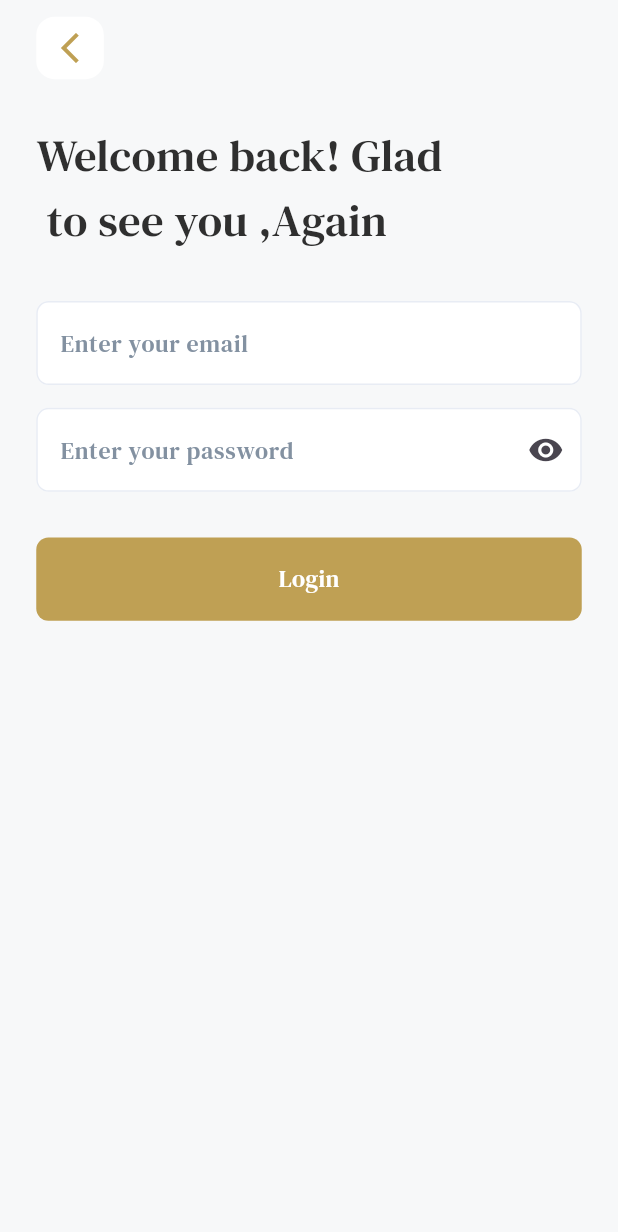
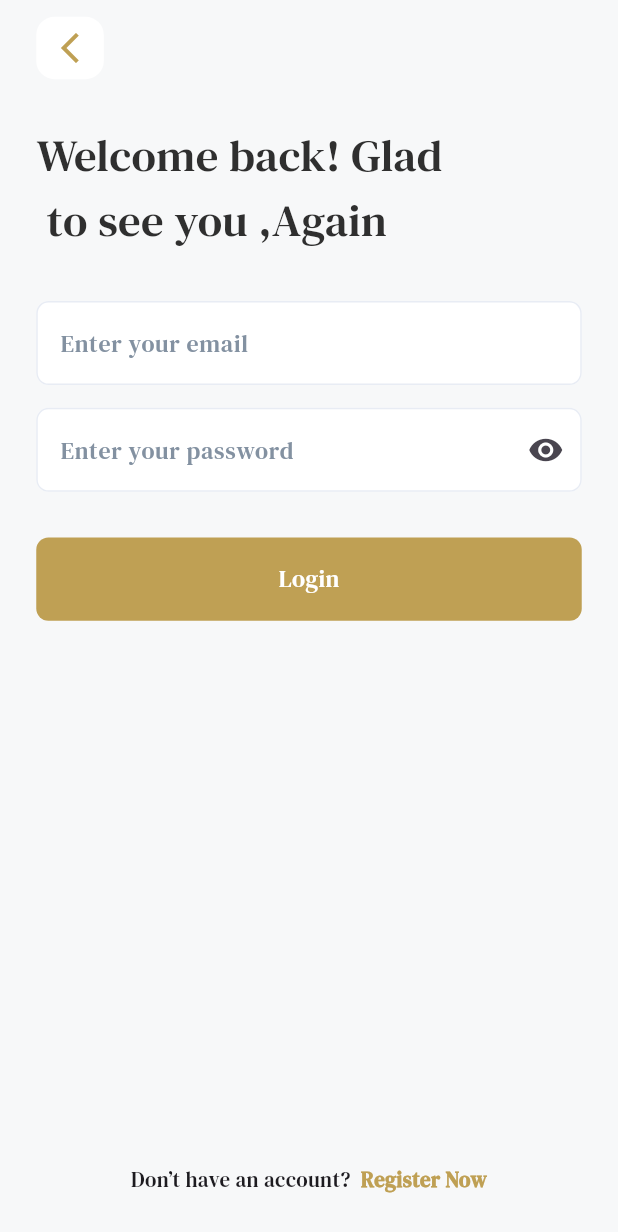
Before and after one commit to Inagdy/BookStore, a Flutter app: the screen it shows after launch, after a tap on "Login", on a phone screen of 412 x 824 dp. Shown: the top 1232 px of the screen. Run offline on Flutter 3.47's test engine with Material 3 defaults, Android fonts, the phone set to English and light mode, and no system bars; our stand-ins replace dio, easy_localization, flutter_bloc, flutter_screenutil; project files that could hold a hidden picture were left out.

Commit message:
convert to work in laptop

```diff
--- a/lib/core/routes/app_route.dart
+++ b/lib/core/routes/app_route.dart
@@ -1,6 +1,6 @@
 class AppRoute {
   static const String loginScreen = "login_screen";
-  static const String registerScreen = "register_screen";
   static const String homeScreen = "HomeScreen";
   static const String welcomeScreen = "welcome_screen";
+  static const String registerScreen = "register_screen";
 }
--- a/lib/core/routes/app_router.dart
+++ b/lib/core/routes/app_router.dart
@@ -2,6 +2,7 @@ import 'package:bookkia/core/routes/app_route.dart';
 import 'package:bookkia/feature/Home/presentation/ui/home_screen.dart';
 import 'package:bookkia/feature/auth/presentation/cubit/auth_cubit.dart';
 import 'package:bookkia/feature/auth/presentation/login_sceen.dart';
+import 'package:bookkia/feature/auth/presentation/registerd_screen.dart';
 import 'package:bookkia/feature/welcome/presentation/ui/welcome_screen.dart';
 import 'package:flutter/material.dart';
 import 'package:flutter_bloc/flutter_bloc.dart';
@@ -16,12 +17,12 @@ class AppRouter {
             child: LoginSceen(),
           ),
         );
-      case AppRoute.registerScreen:
-        return MaterialPageRoute(builder: (_) => LoginSceen());
       case AppRoute.homeScreen:
         return MaterialPageRoute(builder: (_) => HomeScreen());
       case AppRoute.welcomeScreen:
         return MaterialPageRoute(builder: (_) => WelcomeScreen());
+      case AppRoute.registerScreen:
+        return MaterialPageRoute(builder: (_) => RegisterdScreen());
       default:
         return null;
     }
--- /dev/null
+++ b/lib/core/widget/auth_button_text.dart
@@ -0,0 +1,41 @@
+import 'package:bookkia/core/theme/app_colors.dart';
+import 'package:flutter/material.dart';
+
+class AuthButtonText extends StatelessWidget {
+  const AuthButtonText({
+    super.key,
+    required this.leftText,
+    required this.rigthText,
+    this.onRigthTap,
+    this.leftStyle,
+    this.rigthStyle,
+  });
+
+  final String leftText;
+  final String rigthText;
+  final VoidCallback? onRigthTap;
+  final TextStyle? leftStyle;
+  final TextStyle? rigthStyle;
+
+  @override
+  Widget build(BuildContext context) {
+
+    return Wrap(
+      crossAxisAlignment: WrapCrossAlignment.center,
+      children: [
+        Text(leftText, style: leftStyle),
+        GestureDetector(
+          onTap: onRigthTap,
+          child: Text(
+            rigthText,
+            style: rigthStyle ??
+                TextStyle(
+                  color: AppColors.mainColor,
+                  fontWeight: FontWeight.bold,
+                ),
+          ),
+        ),
+      ],
+    );
+  }
+}
--- a/lib/core/widget/custome_text_form_feild.dart
+++ b/lib/core/widget/custome_text_form_feild.dart
@@ -8,7 +8,13 @@ class CustomeTextFormFeild extends StatefulWidget {
   final bool isPassword;
   final String? Function(String?)? validator;
   final TextEditingController controller;
-  const CustomeTextFormFeild({super.key, this.hintText,this.isPassword=false, this.validator, required this.controller});
+  const CustomeTextFormFeild({
+    super.key,
+    this.hintText,
+    this.isPassword = false,
+    this.validator,
+    required this.controller,
+  });
 
   @override
   State<CustomeTextFormFeild> createState() => _CustomeTextFormFeildState();
@@ -21,22 +27,23 @@ class _CustomeTextFormFeildState extends State<CustomeTextFormFeild> {
   Widget build(BuildContext context) {
     return TextFormField(
       controller: widget.controller,
-      validator:widget.validator,
+      validator: widget.validator,
       obscureText: widget.isPassword && isobscure,
       onTapOutside: (v) {
         FocusScope.of(context).unfocus();
       },
       cursorColor: AppColors.mainColor,
       decoration: InputDecoration(
-        suffixIcon: widget.isPassword?InkWell(
-          onTap: () {
-            setState(() {
-
-            isobscure =! isobscure;
-            });
-
-          },
-          child: Icon(Icons.visibility)):null,
+        suffixIcon: widget.isPassword
+            ? InkWell(
+                onTap: () {
+                  setState(() {
+                    isobscure = !isobscure;
+                  });
+                },
+                child: Icon(Icons.visibility),
+              )
+            : null,
         fillColor: Colors.white,
         filled: true,
         hintStyle: AppTextStyle().hitTextStyle,
--- a/lib/feature/auth/presentation/login_sceen.dart
+++ b/lib/feature/auth/presentation/login_sceen.dart
@@ -1,5 +1,7 @@
+import 'package:bookkia/core/routes/app_route.dart';
 import 'package:bookkia/core/theme/app_colors.dart';
 import 'package:bookkia/core/theme/app_text_style.dart';
+import 'package:bookkia/core/widget/auth_button_text.dart';
 import 'package:bookkia/core/widget/backword_button.dart';
 import 'package:bookkia/feature/auth/presentation/ui/widget/login_form.dart';
 import 'package:flutter/material.dart';
@@ -13,16 +15,30 @@ class LoginSceen extends StatelessWidget {
     return Scaffold(
       backgroundColor: AppColors.backGroundColor,
       body: Padding(
-        padding:  EdgeInsets.symmetric(horizontal: 22.0.w),
+        padding: EdgeInsets.symmetric(horizontal: 22.0.w),
         child: Column(
           crossAxisAlignment: CrossAxisAlignment.start,
           children: [
-             11.verticalSpace,
+            11.verticalSpace,
             BackwordButton(),
             29.verticalSpace,
-            Text("Welcome back! Glad \n to see you ,Again ",style: AppTextStyle().font30Regular,),
+            Text(
+              "Welcome back! Glad \n to see you ,Again ",
+              style: AppTextStyle().font30Regular,
+            ),
             32.verticalSpace,
-            LoginForm()
+            LoginForm(),
+            Spacer(),
+            Center(
+              child: AuthButtonText(
+                leftText: 'Don’t have an account? ',
+                rigthText: ' Register Now',
+                onRigthTap: () {
+                  Navigator.pushNamed(context, AppRoute.registerScreen);
+                },
+              ),
+            ),
+            27.verticalSpace,
           ],
         ),
       ),
--- a/lib/main.dart
+++ b/lib/main.dart
@@ -7,7 +7,7 @@ void main() async {
   await EasyLocalization.ensureInitialized();
   runApp(
     EasyLocalization(
-      supportedLocales: [Locale('en'), Locale('de')],
+      supportedLocales: [Locale('en'), Locale('ar')],
       path: 'assests/translations',
       fallbackLocale: Locale('en'),
       child: BookiaApp(),
```
Also changed, not shown: lib/core/utils/app_validator.dart (+7 -0 lines), lib/feature/auth/presentation/registerd_screen.dart (added, +39 -0 lines), lib/feature/auth/presentation/ui/widget/registerd_form.dart (added, +121 -0 lines), pubspec.lock.
